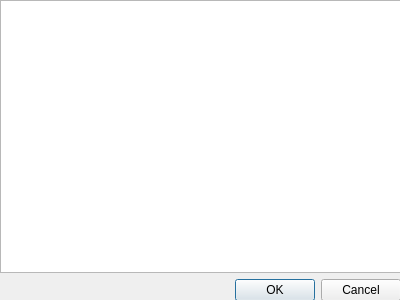
Above: ui/notes.ui from gitter-badger/simplechatclient before the change. Below: the same form after it.
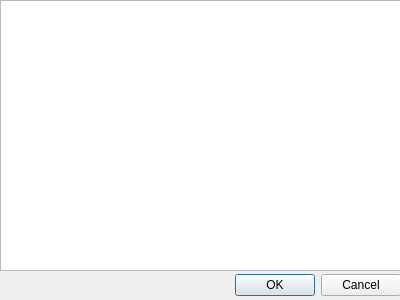
That is the form after the change. Icons and pictures are not drawn.

Commit message: fixed notes resize event

The edit to the form file:
```diff
--- a/ui/notes.ui
+++ b/ui/notes.ui
@@ -12,14 +12,8 @@
   </property>
   <property name="minimumSize">
    <size>
-    <width>400</width>
-    <height>300</height>
-   </size>
-  </property>
-  <property name="maximumSize">
-   <size>
-    <width>400</width>
-    <height>300</height>
+    <width>200</width>
+    <height>200</height>
    </size>
   </property>
   <property name="windowTitle">
@@ -29,30 +23,31 @@
    <iconset resource="../scc.qrc">
     <normaloff>:/images/logo.png</normaloff>:/images/logo.png</iconset>
   </property>
-  <widget class="QWidget" name="verticalLayoutWidget">
+  <widget class="QPlainTextEdit" name="plainTextEdit">
    <property name="geometry">
     <rect>
      <x>0</x>
      <y>0</y>
      <width>401</width>
-     <height>301</height>
+     <height>271</height>
     </rect>
    </property>
-   <layout class="QVBoxLayout" name="verticalLayout">
-    <item>
-     <widget class="QPlainTextEdit" name="plainTextEdit"/>
-    </item>
-    <item>
+  </widget>
      <widget class="QDialogButtonBox" name="buttonBox">
+   <property name="geometry">
+    <rect>
+     <x>0</x>
+     <y>270</y>
+     <width>401</width>
+     <height>31</height>
+    </rect>
+   </property>
       <property name="orientation">
        <enum>Qt::Horizontal</enum>
       </property>
       <property name="standardButtons">
        <set>QDialogButtonBox::Cancel|QDialogButtonBox::Ok</set>
       </property>
-     </widget>
-    </item>
-   </layout>
   </widget>
  </widget>
  <resources>
```
Lines whose indentation alone changed are shown as unchanged. The commit also changes 3 other files.
